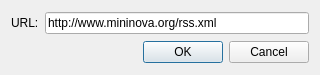
Old version of the form src/plugins/aggregator/addfeed.ui in the repository 0xd34df00d/leechcraft.
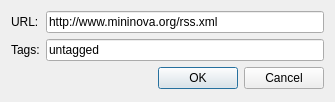
New version of the form.

What changed in the file:
```diff
--- a/src/plugins/aggregator/addfeed.ui
+++ b/src/plugins/aggregator/addfeed.ui
@@ -5,8 +5,8 @@
    <rect>
     <x>0</x>
     <y>0</y>
-    <width>320</width>
-    <height>75</height>
+    <width>335</width>
+    <height>102</height>
    </rect>
   </property>
   <property name="windowTitle" >
@@ -14,21 +14,35 @@
   </property>
   <layout class="QVBoxLayout" >
    <item>
-    <layout class="QHBoxLayout" >
-     <item>
+    <layout class="QGridLayout" >
+     <item row="0" column="0" >
       <widget class="QLabel" name="label" >
        <property name="text" >
         <string>URL:</string>
        </property>
       </widget>
      </item>
-     <item>
+     <item row="0" column="1" >
       <widget class="QLineEdit" name="URL_" >
        <property name="text" >
         <string>http://www.mininova.org/rss.xml</string>
        </property>
       </widget>
      </item>
+     <item row="1" column="0" >
+      <widget class="QLabel" name="label_2" >
+       <property name="text" >
+        <string>Tags:</string>
+       </property>
+      </widget>
+     </item>
+     <item row="1" column="1" >
+      <widget class="QLineEdit" name="Tags_" >
+       <property name="text" >
+        <string>untagged</string>
+       </property>
+      </widget>
+     </item>
     </layout>
    </item>
    <item>
```
